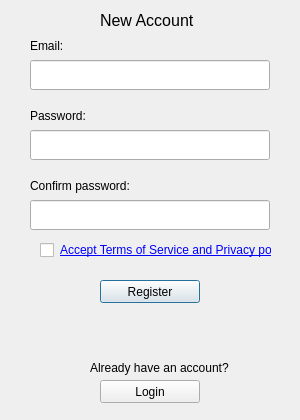
The window that pCloud/registerwindow.ui (pcloudcom/pfs-gui) describes before a commit, drawn with Qt 5.
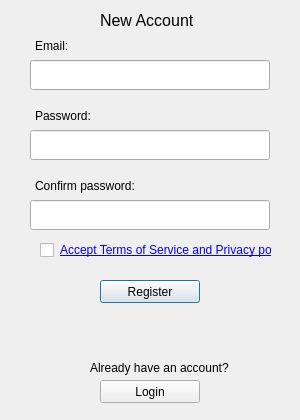
The same window after the commit.

What changed in the file:
```diff
--- a/pCloud/registerwindow.ui
+++ b/pCloud/registerwindow.ui
@@ -53,7 +53,7 @@
    <widget class="QLabel" name="label_2">
     <property name="geometry">
      <rect>
-      <x>30</x>
+      <x>35</x>
       <y>100</y>
       <width>111</width>
       <height>31</height>
@@ -66,7 +66,7 @@
    <widget class="QLabel" name="label">
     <property name="geometry">
      <rect>
-      <x>30</x>
+      <x>35</x>
       <y>30</y>
       <width>111</width>
       <height>31</height>
@@ -111,7 +111,7 @@
    <widget class="QLabel" name="label_3">
     <property name="geometry">
      <rect>
-      <x>30</x>
+      <x>35</x>
       <y>170</y>
       <width>111</width>
       <height>31</height>
```
